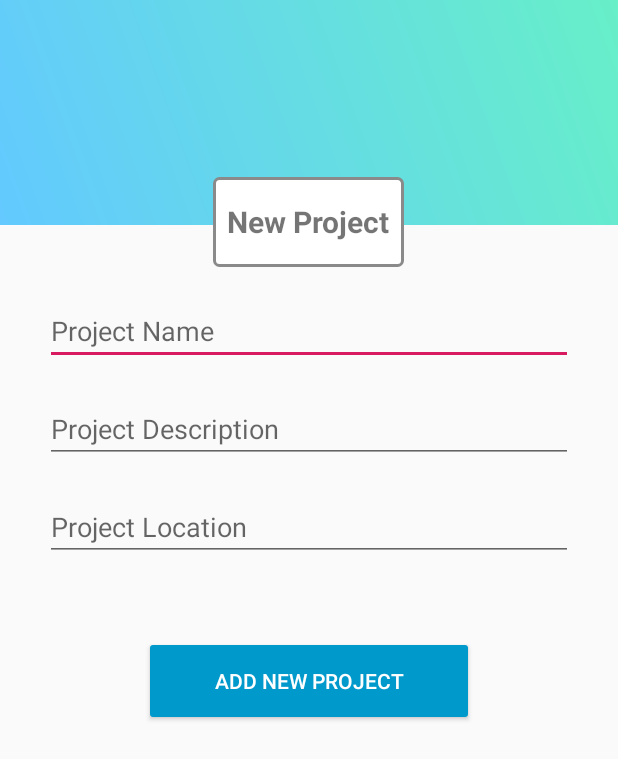
After one commit to MTNANCE/ToolSquirrel, an Android app: the fragment NewProjectFragment shown on its own in the app's theme, on a phone screen of 412 x 824 dp. The commit adds this screen. Shown: the top 759 px of the screen. Run offline under Robolectric (Android 15) with nearby library versions, the phone set to English and light mode, and no system bars; network calls fail.

Commit message:
Add new project fragment

```diff
--- a/app/src/main/java/no/purplecloud/toolsquirrel/MainActivity.java
+++ b/app/src/main/java/no/purplecloud/toolsquirrel/MainActivity.java
@@ -51,7 +51,8 @@ public class MainActivity extends AppCompatActivity {
         // Passing each menu ID as a set of Ids because each
         // menu should be considered as top level destinations.
         mAppBarConfiguration = new AppBarConfiguration.Builder(
-                R.id.nav_home, R.id.nav_rent, R.id.nav_loans, R.id.nav_profile, R.id.nav_cache)
+                R.id.nav_home, R.id.nav_rent, R.id.nav_loans, R.id.nav_profile, R.id.nav_cache,
+                R.id.nav_projects, R.id.nav_new_project)
                 .setDrawerLayout(drawer)
                 .build();
         NavController navController = Navigation.findNavController(this, R.id.nav_host_fragment);
--- a/app/src/main/java/no/purplecloud/toolsquirrel/ui/home/HomeFragment.java
+++ b/app/src/main/java/no/purplecloud/toolsquirrel/ui/home/HomeFragment.java
@@ -54,7 +54,7 @@ public class HomeFragment extends Fragment {
         this.searchField.setOnQueryTextListener(new SearchView.OnQueryTextListener() {
             @Override
             public boolean onQueryTextSubmit(String s) {
-                return false;
+                return true;
             }
 
             @Override
--- /dev/null
+++ b/app/src/main/java/no/purplecloud/toolsquirrel/ui/project/NewProjectFragment.java
@@ -0,0 +1,24 @@
+package no.purplecloud.toolsquirrel.ui.project;
+
+import android.os.Bundle;
+import android.view.LayoutInflater;
+import android.view.View;
+import android.view.ViewGroup;
+
+import androidx.annotation.NonNull;
+import androidx.annotation.Nullable;
+import androidx.fragment.app.Fragment;
+
+import no.purplecloud.toolsquirrel.R;
+
+public class NewProjectFragment extends Fragment {
+
+    @Nullable
+    @Override
+    public View onCreateView(@NonNull LayoutInflater inflater, @Nullable ViewGroup container, @Nullable Bundle savedInstanceState) {
+        View root = inflater.inflate(R.layout.fragment_new_project, container, false);
+        // TODO Add other ref here
+        return root;
+    }
+
+}
--- /dev/null
+++ b/app/src/main/res/drawable/border.xml
@@ -0,0 +1,15 @@
+<?xml version="1.0" encoding="utf-8"?>
+<shape xmlns:android="http://schemas.android.com/apk/res/android"
+    android:shape="rectangle">
+
+    <solid android:color="#FFF"/>
+
+    <stroke android:color="#8a8a8a" android:width="2dp"/>
+
+    <corners
+        android:bottomLeftRadius="3dp"
+        android:bottomRightRadius="3dp"
+        android:topLeftRadius="3dp"
+        android:topRightRadius="3dp"/>
+
+</shape>
--- /dev/null
+++ b/app/src/main/res/layout/fragment_new_project.xml
@@ -0,0 +1,77 @@
+<?xml version="1.0" encoding="utf-8"?>
+<RelativeLayout xmlns:android="http://schemas.android.com/apk/res/android"
+    android:layout_width="match_parent"
+    android:layout_height="match_parent">
+
+    <RelativeLayout
+        android:layout_width="match_parent"
+        android:layout_height="150dp"
+        android:background="@drawable/grad"
+        android:id="@+id/profile_grad"/>
+
+    <RelativeLayout
+        android:layout_width="wrap_content"
+        android:layout_height="60dp"
+        android:layout_centerHorizontal="true"
+        android:layout_below="@id/profile_grad"
+        android:layout_marginTop="-32dp"
+        android:background="@drawable/border"
+        android:id="@+id/new_project_title">
+
+        <TextView
+            android:layout_width="wrap_content"
+            android:layout_height="wrap_content"
+            android:layout_centerVertical="true"
+            android:layout_marginHorizontal="9dp"
+            android:text="New Project"
+            android:layout_centerHorizontal="true"
+            android:textSize="20sp"
+            android:textStyle="bold"/>
+
+    </RelativeLayout>
+
+    <RelativeLayout
+        android:layout_width="match_parent"
+        android:layout_height="match_parent"
+        android:layout_marginHorizontal="30dp"
+        android:layout_below="@id/new_project_title">
+
+        <EditText
+            android:layout_width="match_parent"
+            android:layout_height="wrap_content"
+            android:layout_marginTop="20dp"
+            android:hint="Project Name"
+            android:inputType="text"
+            android:id="@+id/new_project_name"/>
+
+        <EditText
+            android:layout_width="match_parent"
+            android:layout_height="wrap_content"
+            android:layout_marginTop="20dp"
+            android:layout_below="@id/new_project_name"
+            android:id="@+id/new_project_desc"
+            android:hint="Project Description"
+            android:inputType="text"/>
+
+        <EditText
+            android:layout_width="match_parent"
+            android:layout_height="wrap_content"
+            android:layout_marginTop="20dp"
+            android:layout_below="@id/new_project_desc"
+            android:id="@+id/new_project_location"
+            android:hint="Project Location"
+            android:inputType="text"/>
+
+        <Button
+            android:layout_width="220dp"
+            android:layout_height="60dp"
+            android:layout_marginTop="50dp"
+            android:layout_centerHorizontal="true"
+            android:layout_below="@id/new_project_location"
+            android:text="Add New Project"
+            android:textColor="#FFF"
+            android:backgroundTint="@color/colorPrimary"/>
+
+    </RelativeLayout>
+
+</RelativeLayout>
--- a/app/src/main/res/navigation/mobile_navigation.xml
+++ b/app/src/main/res/navigation/mobile_navigation.xml
@@ -65,4 +65,10 @@
         android:label="fragment_project_details"
         tools:layout="@layout/fragment_project_details" />
 
+    <fragment
+        android:id="@+id/nav_new_project"
+        android:name="no.purplecloud.toolsquirrel.ui.project.NewProjectFragment"
+        android:label="fragment_new_project"
+        tools:layout="@layout/fragment_new_project" />
+
 </navigation>
```
Also changed, not shown: app/src/main/java/no/purplecloud/toolsquirrel/domain/Project.java (+21 -1 lines), app/src/main/java/no/purplecloud/toolsquirrel/ui/project/ProjectFragment.java (+38 -1 lines), app/src/main/java/no/purplecloud/toolsquirrel/ui/project/ProjectViewModel.java (+48 -4 lines).
